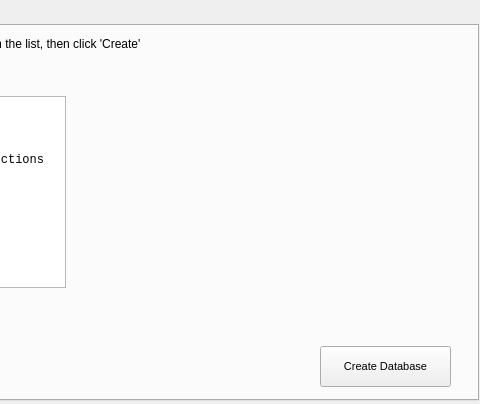
Qt form ui/edit_database_gui.ui (torsten-gattung/pyqt-mongodb-interface) before a commit; both pictures show x 272 to 752 and y 0 to 404 of the 752 by 404 pixel window.
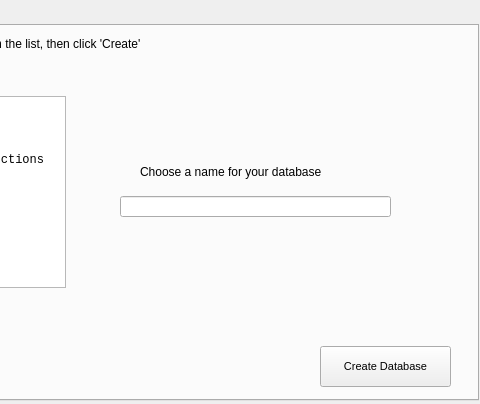
The same form after that commit. The open tabs and pages were chosen to show the change.

Commit message: Add ability to create a Database

Diff of the .ui file:
```diff
--- a/ui/edit_database_gui.ui
+++ b/ui/edit_database_gui.ui
@@ -432,6 +432,29 @@
        <bool>false</bool>
       </property>
      </widget>
+     <widget class="QLabel" name="label_4">
+      <property name="geometry">
+       <rect>
+        <x>410</x>
+        <y>130</y>
+        <width>241</width>
+        <height>31</height>
+       </rect>
+      </property>
+      <property name="text">
+       <string>Choose a name for your database</string>
+      </property>
+     </widget>
+     <widget class="QLineEdit" name="databaseNameInput">
+      <property name="geometry">
+       <rect>
+        <x>390</x>
+        <y>170</y>
+        <width>271</width>
+        <height>21</height>
+       </rect>
+      </property>
+     </widget>
     </widget>
     <widget class="QWidget" name="deleteTab">
      <attribute name="title">
```
The commit also changes 5 other files.
